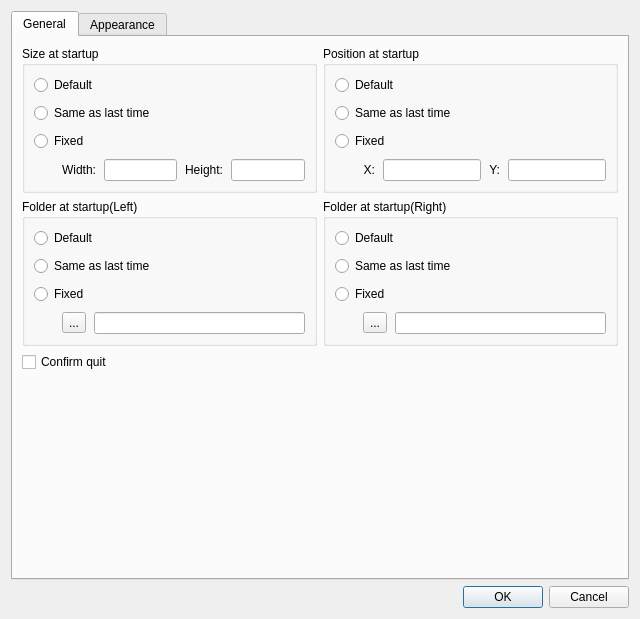
Above: preferencesdialog.ui from haraki/farman before the change. Below: the same form after it.
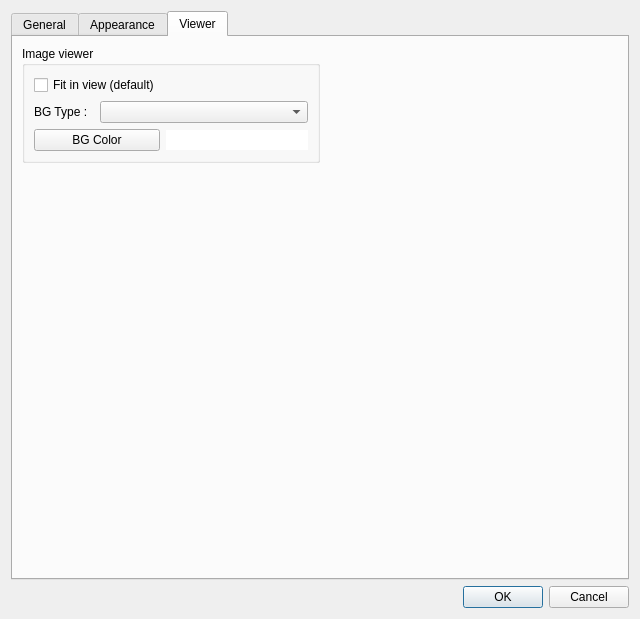
That is the form after the change. The open tabs and pages were chosen to show the change.

Commit message: add ImageViewer preferences.

Diff of the .ui file:
```diff
--- a/preferencesdialog.ui
+++ b/preferencesdialog.ui
@@ -912,6 +912,88 @@
        </item>
       </layout>
      </widget>
+     <widget class="QWidget" name="viewerTab">
+      <attribute name="title">
+       <string>Viewer</string>
+      </attribute>
+      <layout class="QGridLayout" name="gridLayout_8">
+       <item row="0" column="0">
+        <widget class="QGroupBox" name="imageViewerGroupBox">
+         <property name="title">
+          <string>Image viewer</string>
+         </property>
+         <layout class="QGridLayout" name="gridLayout_9">
+          <item row="0" column="0" colspan="2">
+           <widget class="QCheckBox" name="imageViewerFitInViewCheckBox">
+            <property name="text">
+             <string>Fit in view (default)</string>
+            </property>
+           </widget>
+          </item>
+          <item row="1" column="0">
+           <widget class="QLabel" name="imageViewerBGTypeLabel">
+            <property name="text">
+             <string>BG Type :</string>
+            </property>
+           </widget>
+          </item>
+          <item row="1" column="1" colspan="2">
+           <widget class="QComboBox" name="imageViewerBGTypeComboBox"/>
+          </item>
+          <item row="2" column="0" colspan="2">
+           <widget class="QPushButton" name="imageViewerBGColorPushButton">
+            <property name="text">
+             <string>BG Color</string>
+            </property>
+           </widget>
+          </item>
+          <item row="2" column="2">
+           <widget class="QLineEdit" name="imageViewerBGColorSampleLineEdit">
+            <property name="focusPolicy">
+             <enum>Qt::NoFocus</enum>
+            </property>
+            <property name="text">
+             <string/>
+            </property>
+            <property name="frame">
+             <bool>false</bool>
+            </property>
+            <property name="readOnly">
+             <bool>true</bool>
+            </property>
+           </widget>
+          </item>
+         </layout>
+        </widget>
+       </item>
+       <item row="1" column="0">
+        <spacer name="verticalSpacer">
+         <property name="orientation">
+          <enum>Qt::Vertical</enum>
+         </property>
+         <property name="sizeHint" stdset="0">
+          <size>
+           <width>20</width>
+           <height>40</height>
+          </size>
+         </property>
+        </spacer>
+       </item>
+       <item row="0" column="1">
+        <spacer name="horizontalSpacer">
+         <property name="orientation">
+          <enum>Qt::Horizontal</enum>
+         </property>
+         <property name="sizeHint" stdset="0">
+          <size>
+           <width>40</width>
+           <height>20</height>
+          </size>
+         </property>
+        </spacer>
+       </item>
+      </layout>
+     </widget>
     </widget>
    </item>
    <item>
```
The commit also changes 2 other files.
